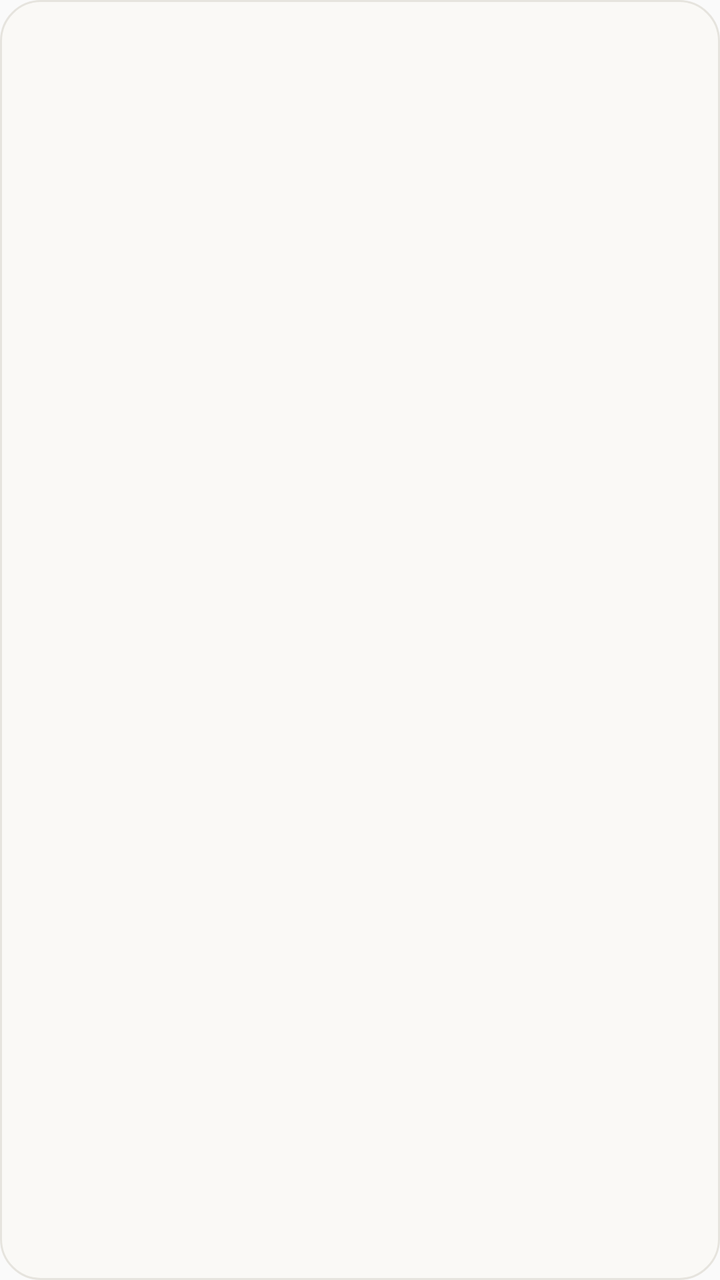
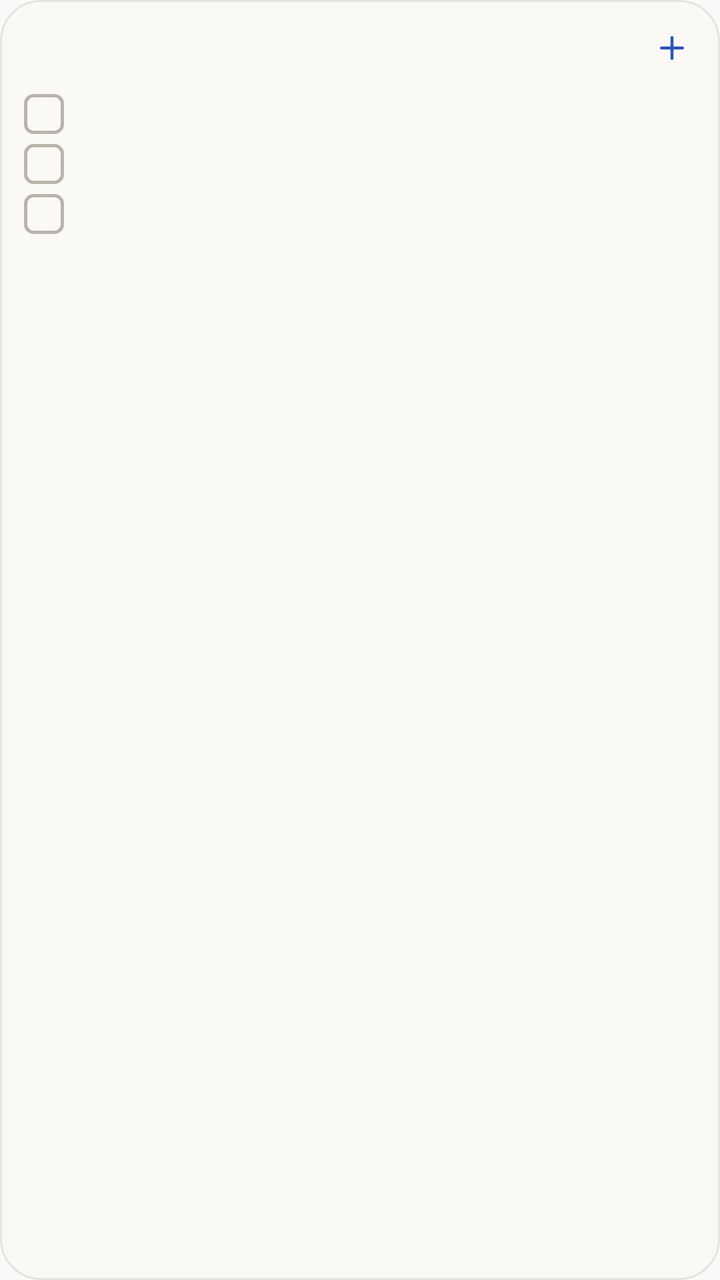

An Android layout rendered at two revisions. The XML below is the earlier revision; the diff shows what the commit changed to produce the second picture.
<!-- AndroidManifest.xml: application theme AppTheme -->
<!-- res/layout/widget_tasks_compact.xml -->
<?xml version="1.0" encoding="utf-8"?>
<LinearLayout xmlns:android="http://schemas.android.com/apk/res/android"
    android:id="@+id/widget_root"
    android:layout_width="match_parent"
    android:layout_height="match_parent"
    android:background="@drawable/widget_bg"
    android:orientation="vertical"
    android:padding="12dp">

    <LinearLayout
        android:layout_width="match_parent"
        android:layout_height="wrap_content"
        android:gravity="center_vertical"
        android:orientation="horizontal">

        <TextView
            android:id="@+id/widget_date"
            android:layout_width="0dp"
            android:layout_height="wrap_content"
            android:layout_weight="1"
            android:ellipsize="end"
            android:singleLine="true"
            android:textColor="#201F1D"
            android:textSize="12sp"
            android:textStyle="bold" />

        <TextView
            android:id="@+id/widget_meta"
            android:layout_width="wrap_content"
            android:layout_height="wrap_content"
            android:ellipsize="end"
            android:maxWidth="110dp"
            android:singleLine="true"
            android:textColor="#2C55B8"
            android:textSize="10sp" />
    </LinearLayout>

    <LinearLayout
        android:id="@+id/widget_tasks"
        android:layout_width="match_parent"
        android:layout_height="wrap_content"
        android:layout_marginTop="6dp"
        android:orientation="vertical">

        <TextView
            android:id="@+id/widget_task_1"
            android:layout_width="match_parent"
            android:layout_height="wrap_content"
            android:layout_marginTop="5dp"
            android:ellipsize="end"
            android:singleLine="true"
            android:textColor="#201F1D"
            android:textSize="12sp" />

        <TextView
            android:id="@+id/widget_task_2"
            android:layout_width="match_parent"
            android:layout_height="wrap_content"
            android:layout_marginTop="5dp"
            android:ellipsize="end"
            android:singleLine="true"
            android:textColor="#201F1D"
            android:textSize="12sp" />

        <TextView
            android:id="@+id/widget_task_3"
            android:layout_width="match_parent"
            android:layout_height="wrap_content"
            android:layout_marginTop="5dp"
            android:ellipsize="end"
            android:singleLine="true"
            android:textColor="#201F1D"
            android:textSize="12sp" />

        
        <TextView
            android:id="@+id/widget_task_4"
            android:layout_width="match_parent"
            android:layout_height="wrap_content"
            android:visibility="gone" />
    </LinearLayout>

    <TextView
        android:id="@+id/widget_empty"
        android:layout_width="match_parent"
        android:layout_height="wrap_content"
        android:layout_marginTop="8dp"
        android:text="今天没有待办"
        android:textColor="#8B887F"
        android:textSize="12sp"
        android:visibility="gone" />
</LinearLayout>
<!-- resources referenced by this layout -->
<resources>
  <!-- drawable widget_bg (drawable) -->
  <?xml version="1.0" encoding="utf-8"?>
  <shape xmlns:android="http://schemas.android.com/apk/res/android"
      android:shape="rectangle">
      <solid android:color="#FAF9F6" />
      <corners android:radius="20dp" />
      <stroke
          android:width="1dp"
          android:color="#E6E4DE" />
  </shape>
  <style name="AppTheme" parent="Theme.AppCompat.Light.DarkActionBar">
          
          <item name="colorPrimary">@color/colorPrimary</item>
          <item name="colorPrimaryDark">@color/colorPrimaryDark</item>
          <item name="colorAccent">@color/colorAccent</item>
      </style>
</resources>

<!-- the commit's change to res/layout/widget_tasks_compact.xml (unified diff, before → after) -->
@@ -29,10 +29,19 @@
             android:layout_width="wrap_content"
             android:layout_height="wrap_content"
             android:ellipsize="end"
-            android:maxWidth="110dp"
+            android:maxWidth="92dp"
             android:singleLine="true"
             android:textColor="#2C55B8"
             android:textSize="10sp" />
+
+        <ImageView
+            android:id="@+id/widget_add"
+            android:layout_width="24dp"
+            android:layout_height="24dp"
+            android:layout_marginStart="4dp"
+            android:contentDescription="快速添加任务"
+            android:padding="3dp"
+            android:src="@drawable/ic_widget_add" />
     </LinearLayout>
 
     <LinearLayout
@@ -42,42 +51,113 @@
         android:layout_marginTop="6dp"
         android:orientation="vertical">
 
-        <TextView
-            android:id="@+id/widget_task_1"
+        <LinearLayout
+            android:id="@+id/widget_row_1"
             android:layout_width="match_parent"
             android:layout_height="wrap_content"
             android:layout_marginTop="5dp"
-            android:ellipsize="end"
-            android:singleLine="true"
-            android:textColor="#201F1D"
-            android:textSize="12sp" />
+            android:gravity="center_vertical"
+            android:orientation="horizontal">
 
-        <TextView
-            android:id="@+id/widget_task_2"
+            <ImageView
+                android:id="@+id/widget_check_1"
+                android:layout_width="20dp"
+                android:layout_height="20dp"
+                android:layout_marginEnd="7dp"
+                android:contentDescription="完成这条任务"
+                android:src="@drawable/widget_check" />
+
+            <TextView
+                android:id="@+id/widget_task_1"
+                android:layout_width="0dp"
+                android:layout_height="wrap_content"
+                android:layout_weight="1"
+                android:ellipsize="end"
+                android:singleLine="true"
+                android:textColor="#201F1D"
+                android:textSize="12sp" />
+        </LinearLayout>
+
+        <LinearLayout
+            android:id="@+id/widget_row_2"
             android:layout_width="match_parent"
             android:layout_height="wrap_content"
             android:layout_marginTop="5dp"
-            android:ellipsize="end"
-            android:singleLine="true"
-            android:textColor="#201F1D"
-            android:textSize="12sp" />
+            android:gravity="center_vertical"
+            android:orientation="horizontal">
 
-        <TextView
-            android:id="@+id/widget_task_3"
+            <ImageView
+                android:id="@+id/widget_check_2"
+                android:layout_width="20dp"
+                android:layout_height="20dp"
+                android:layout_marginEnd="7dp"
+                android:contentDescription="完成这条任务"
+                android:src="@drawable/widget_check" />
+
+            <TextView
+                android:id="@+id/widget_task_2"
+                android:layout_width="0dp"
+                android:layout_height="wrap_content"
+                android:layout_weight="1"
+                android:ellipsize="end"
+                android:singleLine="true"
+                android:textColor="#201F1D"
+                android:textSize="12sp" />
+        </LinearLayout>
+
+        <LinearLayout
+            android:id="@+id/widget_row_3"
             android:layout_width="match_parent"
             android:layout_height="wrap_content"
             android:layout_marginTop="5dp"
-            android:ellipsize="end"
-            android:singleLine="true"
-            android:textColor="#201F1D"
-            android:textSize="12sp" />
+            android:gravity="center_vertical"
+            android:orientation="horizontal">
+
+            <ImageView
+                android:id="@+id/widget_check_3"
+                android:layout_width="20dp"
+                android:layout_height="20dp"
+                android:layout_marginEnd="7dp"
+                android:contentDescription="完成这条任务"
+                android:src="@drawable/widget_check" />
+
+            <TextView
+                android:id="@+id/widget_task_3"
+                android:layout_width="0dp"
+                android:layout_height="wrap_content"
+                android:layout_weight="1"
+                android:ellipsize="end"
+                android:singleLine="true"
+                android:textColor="#201F1D"
+                android:textSize="12sp" />
+        </LinearLayout>
 
         
-        <TextView
-            android:id="@+id/widget_task_4"
+        <LinearLayout
+            android:id="@+id/widget_row_4"
             android:layout_width="match_parent"
             android:layout_height="wrap_content"
-            android:visibility="gone" />
+            android:orientation="horizontal"
+            android:visibility="gone">
+
+            <ImageView
+                android:id="@+id/widget_check_4"
+                android:layout_width="20dp"
+                android:layout_height="20dp"
+                android:layout_marginEnd="7dp"
+                android:contentDescription="完成这条任务"
+                android:src="@drawable/widget_check" />
+
+            <TextView
+                android:id="@+id/widget_task_4"
+                android:layout_width="0dp"
+                android:layout_height="wrap_content"
+                android:layout_weight="1"
+                android:ellipsize="end"
+                android:singleLine="true"
+                android:textColor="#201F1D"
+                android:textSize="12sp" />
+        </LinearLayout>
     </LinearLayout>
 
     <TextView
<!-- resource entries referenced after the edit -->
@@ -1,5 +1,18 @@
 <!-- resources referenced by this layout -->
 <resources>
+  <!-- drawable ic_widget_add (drawable) -->
+  <?xml version="1.0" encoding="utf-8"?>
+  <vector xmlns:android="http://schemas.android.com/apk/res/android"
+      android:width="20dp"
+      android:height="20dp"
+      android:viewportWidth="24"
+      android:viewportHeight="24">
+      <path
+          android:pathData="M12,5v14M5,12h14"
+          android:strokeColor="#2C55B8"
+          android:strokeLineCap="round"
+          android:strokeWidth="2" />
+  </vector>
   <!-- drawable widget_bg (drawable) -->
   <?xml version="1.0" encoding="utf-8"?>
   <shape xmlns:android="http://schemas.android.com/apk/res/android"
@@ -10,6 +23,16 @@
           android:width="1dp"
           android:color="#E6E4DE" />
   </shape>
+  <!-- drawable widget_check (drawable) -->
+  <?xml version="1.0" encoding="utf-8"?>
+  <shape xmlns:android="http://schemas.android.com/apk/res/android"
+      android:shape="rectangle">
+      <solid android:color="@android:color/transparent" />
+      <stroke
+          android:width="1.5dp"
+          android:color="#B9B5AC" />
+      <corners android:radius="4dp" />
+  </shape>
   <style name="AppTheme" parent="Theme.AppCompat.Light.DarkActionBar">
           
           <item name="colorPrimary">@color/colorPrimary</item>
